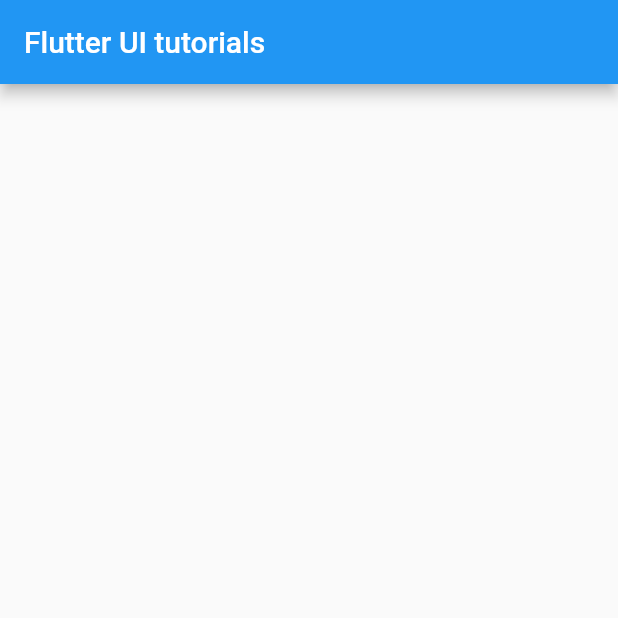
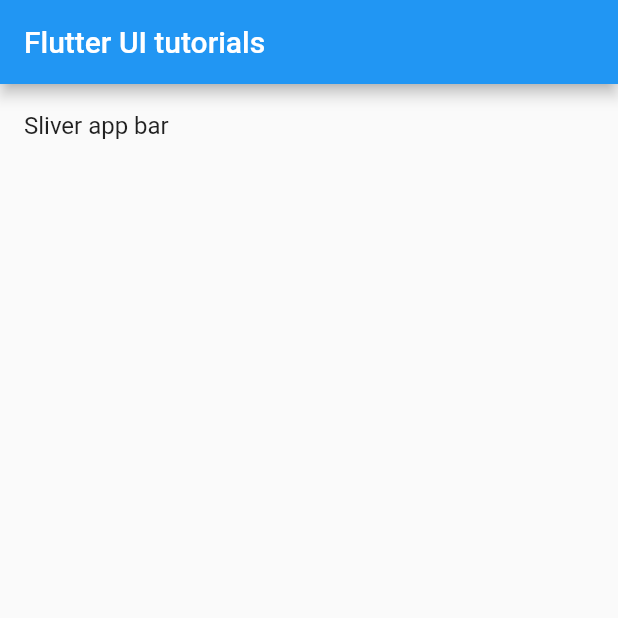
Before and after one commit to lohanidamodar/flutter_ui_tutorials, a Flutter app: the screen it shows after launch, on a phone screen of 412 x 824 dp, the top half of it. Run offline on Flutter 3.47's test engine with Material 2 defaults, Android fonts, the phone set to English and light mode, and no system bars.

Commit message:
sliver app bar tutorial

```diff
--- a/lib/main.dart
+++ b/lib/main.dart
@@ -1,4 +1,5 @@
 import 'package:flutter/material.dart';
+import 'package:flutter_ui_tutorials/sliver_app_bar.dart';
 
 void main() => runApp(MyApp());
 
@@ -11,6 +12,9 @@ class MyApp extends StatelessWidget {
         primarySwatch: Colors.blue,
       ),
       home: HomePage(),
+      routes: {
+        "sliver_app_bar": (_) => SliverAppBarPage(),
+      },
     );
   }
 }
@@ -22,13 +26,13 @@ class HomePage extends StatelessWidget {
       appBar: AppBar(
         title: Text('Flutter UI tutorials'),
       ),
-      body: SingleChildScrollView(
-        child: Column(
-          crossAxisAlignment: CrossAxisAlignment.start,
-          children: <Widget>[
-
-          ],
-        ),
+      body: ListView(
+        children: <Widget>[
+          ListTile(
+            title: Text("Sliver app bar"),
+            onTap: () => Navigator.pushNamed(context, 'sliver_app_bar'),
+          )
+        ],
       ),
     );
   }
```
Also changed, not shown: lib/sliver_app_bar.dart (added, +34 -0 lines).
